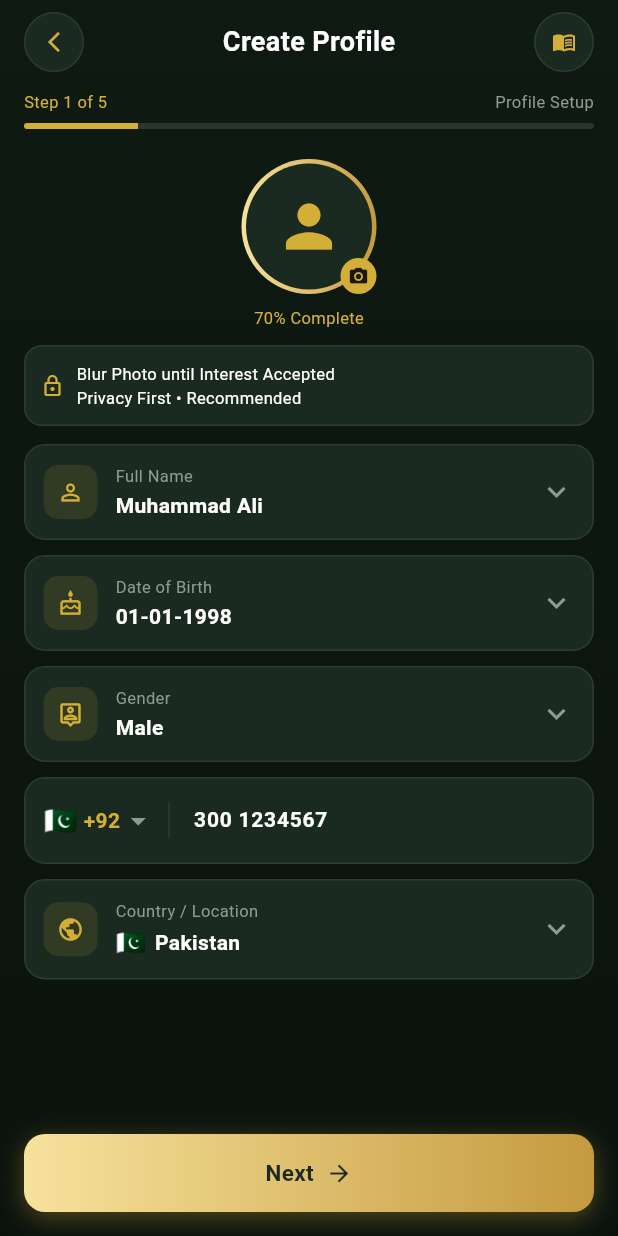
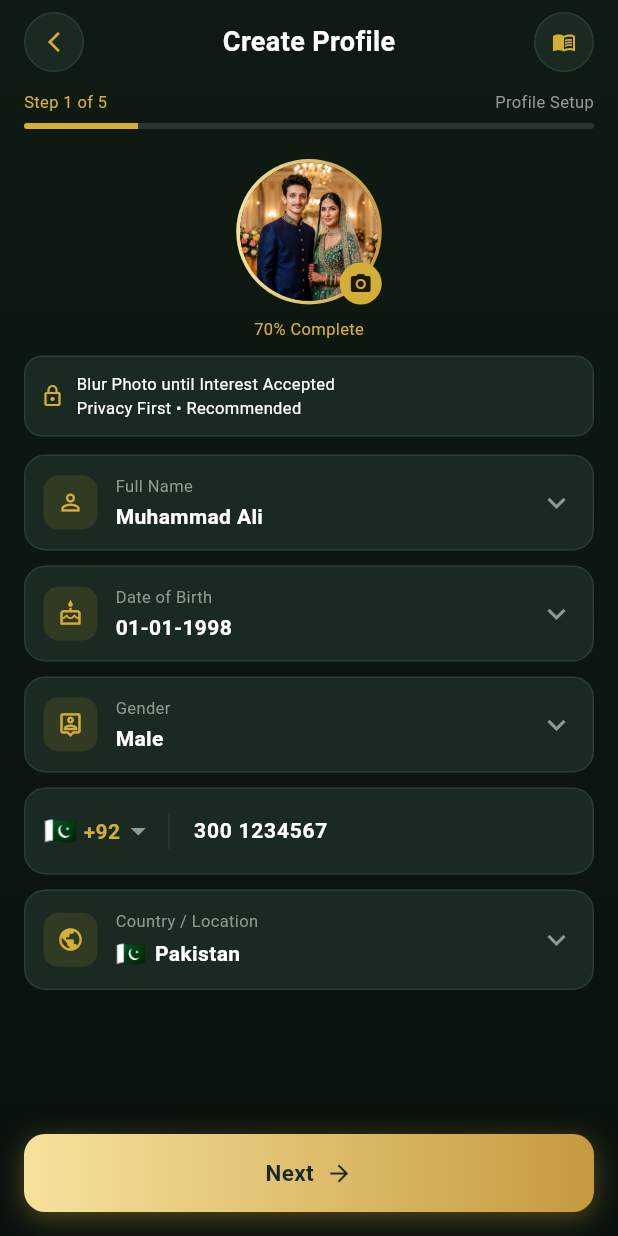
Before and after one commit to khalidnazir285-debug/Jeevan_saathi, a Flutter app: the CreateProfileScreen screen opened directly, on a phone screen of 412 x 824 dp. Run offline on Flutter 3.47's test engine with Material 3 defaults, Android fonts, the phone set to English and light mode, and no system bars; our stand-ins replace font_awesome_flutter, get, google_fonts, smooth_page_indicator.

Commit message:
Update CreateProfileScreen to display user dynamic Male and Female custom avatar images with camera badge

```diff
--- a/lib/view/create_profile_screen.dart
+++ b/lib/view/create_profile_screen.dart
@@ -2,6 +2,7 @@ import 'package:flutter/material.dart';
 import 'package:get/get.dart';
 import '../controllers/profile_controller.dart';
 import '../custom_widgets/jt_country_picker.dart';
+import '../custom_widgets/jt_extra.dart';
 import '../custom_widgets/jt_theme.dart';
 import '../custom_widgets/jt_widgets.dart';
 import 'personal_information_screen.dart';
@@ -55,25 +56,23 @@ class CreateProfileScreen extends StatelessWidget {
           child: Stack(
             alignment: Alignment.bottomRight,
             children: [
-              Container(
-                padding: const EdgeInsets.all(3),
-                decoration: const BoxDecoration(
-                  shape: BoxShape.circle,
-                  gradient: JT.goldGradient,
-                ),
-                child: const CircleAvatar(
-                  radius: 42,
-                  backgroundColor: JT.card,
-                  child: Icon(Icons.person, size: 46, color: JT.gold),
+              Obx(
+                () => JtAvatar(
+                  radius: 46,
+                  imagePath: c.userAvatar.value,
+                  imageUrl: c.gender.value == 'Female'
+                      ? 'https://images.unsplash.com/photo-1534528741775-53994a69daeb?fit=crop&w=500&q=80'
+                      : 'https://images.unsplash.com/photo-1507003211169-0a1dd7228f2d?fit=crop&w=500&q=80',
+                  isFemale: c.gender.value == 'Female',
                 ),
               ),
               Container(
-                padding: const EdgeInsets.all(5),
+                padding: const EdgeInsets.all(6),
                 decoration: const BoxDecoration(
                   color: JT.gold,
                   shape: BoxShape.circle,
                 ),
-                child: const Icon(Icons.camera_alt, size: 14, color: Colors.black87),
+                child: const Icon(Icons.camera_alt, size: 16, color: Colors.black87),
               ),
             ],
           ),
```
